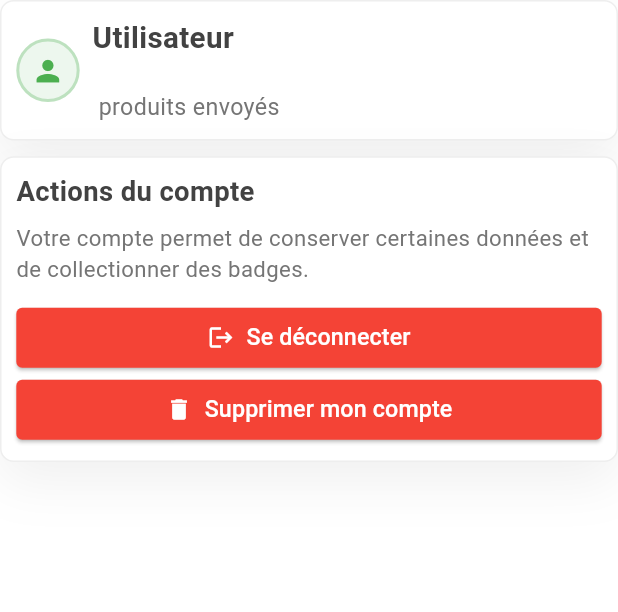
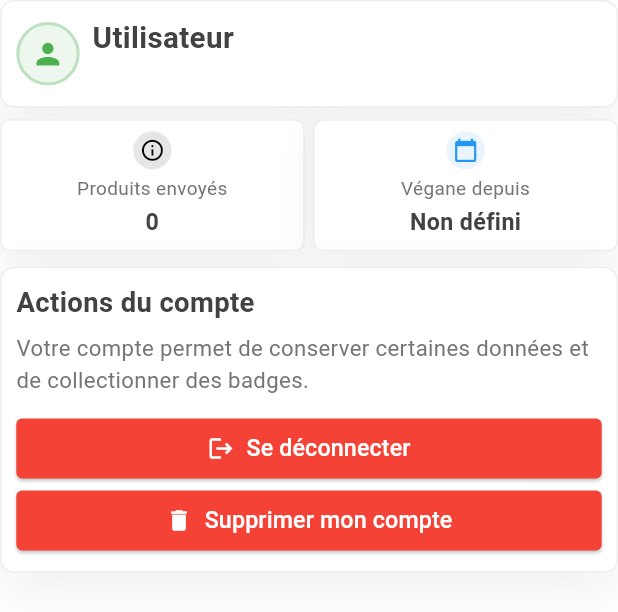
Before and after one commit to llambrecht/321vegan-app, a Flutter app: the UserProfile widget shown alone on an empty page, opened directly, on a phone screen of 412 x 824 dp. Shown: the top 612 px of the screen. Run offline on Flutter 3.47's test engine with Material 3 defaults, Android fonts, the phone set to English and light mode, and no system bars; our stand-ins replace confetti, connectivity_plus, flutter_dotenv, flutter_screenutil, introduction_screen, motion_tab_bar_v2 and 4 more; missing offline and left inert: draw_on_path, mobile_scanner; accounts and stored records are empty; network calls fail; statements that could not run were skipped.

Commit message:
:sparkles: WIP Profile

```diff
--- a/flutter_app/lib/pages/app_pages/home.dart
+++ b/flutter_app/lib/pages/app_pages/home.dart
@@ -350,7 +350,7 @@ class MyHomePageState extends State<MyHomePage> with TickerProviderStateMixin {
           Icons.home,
           Icons.search,
           Icons.qr_code_scanner,
-          Icons.person_pin
+          Icons.person_sharp
         ],
         textStyle: TextStyle(color: Theme.of(context).colorScheme.primary),
       ),
--- a/flutter_app/lib/services/auth_service.dart
+++ b/flutter_app/lib/services/auth_service.dart
@@ -112,14 +112,13 @@ class AuthService {
     }
   }
 
-  // Register using API key (like product posting)
   static Future<AuthResult<String>> register(RegisterRequest request) async {
     try {
       // Ensure URL ends with trailing slash to avoid redirects
       final url = Uri.parse('$_baseUrl/users/');
       final body = json.encode(request.toJson());
 
-      // Use API key headers for registration (same as product posting)
+      // Use API key headers for registration
       final response = await http.post(
         url,
         headers: _headersWithApiKey,
--- a/flutter_app/lib/widgets/auth/user_profile.dart
+++ b/flutter_app/lib/widgets/auth/user_profile.dart
@@ -1,7 +1,9 @@
 import 'package:flutter/material.dart';
 import 'package:flutter_screenutil/flutter_screenutil.dart';
+import 'package:intl/intl.dart';
 import '../../services/auth_service.dart';
 import '../../models/user.dart';
+import '../../pages/app_pages/Scan/sent_products_modal.dart';
 
 class UserProfile extends StatefulWidget {
   final VoidCallback? onLogout;
@@ -104,6 +106,8 @@ class _UserProfileState extends State<UserProfile> {
       crossAxisAlignment: CrossAxisAlignment.stretch,
       children: [
         _buildProfileCard(),
+        SizedBox(height: 24.h),
+        _buildStatsCards(),
         SizedBox(height: 32.h),
         _buildActionsCard(),
       ],
@@ -156,19 +160,163 @@ class _UserProfileState extends State<UserProfile> {
                     color: Colors.grey[600],
                   ),
                 ),
-                Text(
-                  '${_user?.nbProductsSent?.toString() ?? ''} produits envoyés',
-                  style: TextStyle(
-                    fontSize: 44.sp,
-                    color: Colors.grey[600],
-                  ),
-                ),
               ],
             ),
           ),
         ],
       ),
     );
+  }
+
+  Widget _buildStatsCards() {
+    return Row(
+      children: [
+        // Products sent card
+        Expanded(
+          child: _buildStatCard(
+            icon: Icons.info_outline,
+            iconColor: Colors.black,
+            title: 'Produits envoyés',
+            value: _user?.nbProductsSent?.toString() ?? '0',
+            onTap: () {
+              showModalBottomSheet(
+                context: context,
+                isScrollControlled: true,
+                backgroundColor: Colors.transparent,
+                builder: (context) => Container(
+                  height: MediaQuery.of(context).size.height * 0.9,
+                  decoration: BoxDecoration(
+                    color: Colors.white,
+                    borderRadius: BorderRadius.only(
+                      topLeft: Radius.circular(20.r),
+                      topRight: Radius.circular(20.r),
+                    ),
+                  ),
+                  child: const SentProductsModal(),
+                ),
+              );
+            },
+          ),
+        ),
+        SizedBox(width: 16.w),
+        // Vegan since card
+        Expanded(
+          child: _buildStatCard(
+            icon: Icons.calendar_today,
+            iconColor: Colors.blue,
+            title: 'Végane depuis',
+            value: _user?.veganSince != null
+                ? DateFormat.yMMMd('fr_FR').format(_user!.veganSince!)
+                : 'Non défini',
+            onTap: _pickVeganDate,
+          ),
+        ),
+      ],
+    );
+  }
+
+  Widget _buildStatCard({
+    required IconData icon,
+    required Color iconColor,
+    required String title,
+    required String value,
+    required VoidCallback onTap,
+  }) {
+    return GestureDetector(
+      onTap: onTap,
+      child: Container(
+        padding: EdgeInsets.all(20.w),
+        decoration: BoxDecoration(
+          color: Colors.white,
+          borderRadius: BorderRadius.circular(20.r),
+          boxShadow: [
+            BoxShadow(
+              color: Colors.black.withValues(alpha: 0.06),
+              blurRadius: 20,
+              offset: const Offset(0, 8),
+              spreadRadius: 0,
+            ),
+          ],
+          border: Border.all(
+            color: Colors.grey[200]!,
+            width: 1,
+          ),
+        ),
+        child: Column(
+          children: [
+            Container(
+              padding: EdgeInsets.all(12.w),
+              decoration: BoxDecoration(
+                color: iconColor.withValues(alpha: 0.1),
+                shape: BoxShape.circle,
+              ),
+              child: Icon(
+                icon,
+                size: 48.sp,
+                color: iconColor,
+              ),
+            ),
+            SizedBox(height: 12.h),
+            Text(
+              title,
+              style: TextStyle(
+                fontSize: 36.sp,
+                color: Colors.grey[600],
+              ),
+              textAlign: TextAlign.center,
+            ),
+            SizedBox(height: 8.h),
+            Text(
+              value,
+              style: TextStyle(
+                fontSize: 44.sp,
+                fontWeight: FontWeight.bold,
+                color: Colors.grey[800],
+              ),
+              textAlign: TextAlign.center,
+              maxLines: 2,
+              overflow: TextOverflow.ellipsis,
+            ),
+          ],
+        ),
+      ),
+    );
+  }
+
+  Future<void> _pickVeganDate() async {
+    final DateTime? picked = await showDatePicker(
+      context: context,
+      initialDate: _user?.veganSince ?? DateTime.now(),
+      firstDate: DateTime(1920),
+      lastDate: DateTime.now(),
+      locale: const Locale('fr', 'FR'),
+    );
+
+    if (picked != null && picked != _user?.veganSince) {
+      // TODO: Update the vegan date on the backend
+      // For now, just update locally
+      setState(() {
+        _user = User(
+          id: _user!.id,
+          email: _user!.email,
+          nickname: _user!.nickname,
+          isActive: _user!.isActive,
+          nbProductsSent: _user!.nbProductsSent,
+          veganSince: picked,
+          createdAt: _user!.createdAt,
+          updatedAt: _user!.updatedAt,
+        );
+      });
+
+      if (mounted) {
+        ScaffoldMessenger.of(context).showSnackBar(
+          const SnackBar(
+            content: Text('Date mise à jour (local seulement pour le moment)'),
+            backgroundColor: Colors.orange,
+          ),
+        );
+      }
+    }
   }
 
   Widget _buildActionsCard() {
```
Also changed, not shown: flutter_app/lib/pages/app_pages/Scan/scan.dart (+22 -32 lines), flutter_app/lib/widgets/auth/register_form.dart (+9 -1 lines).
